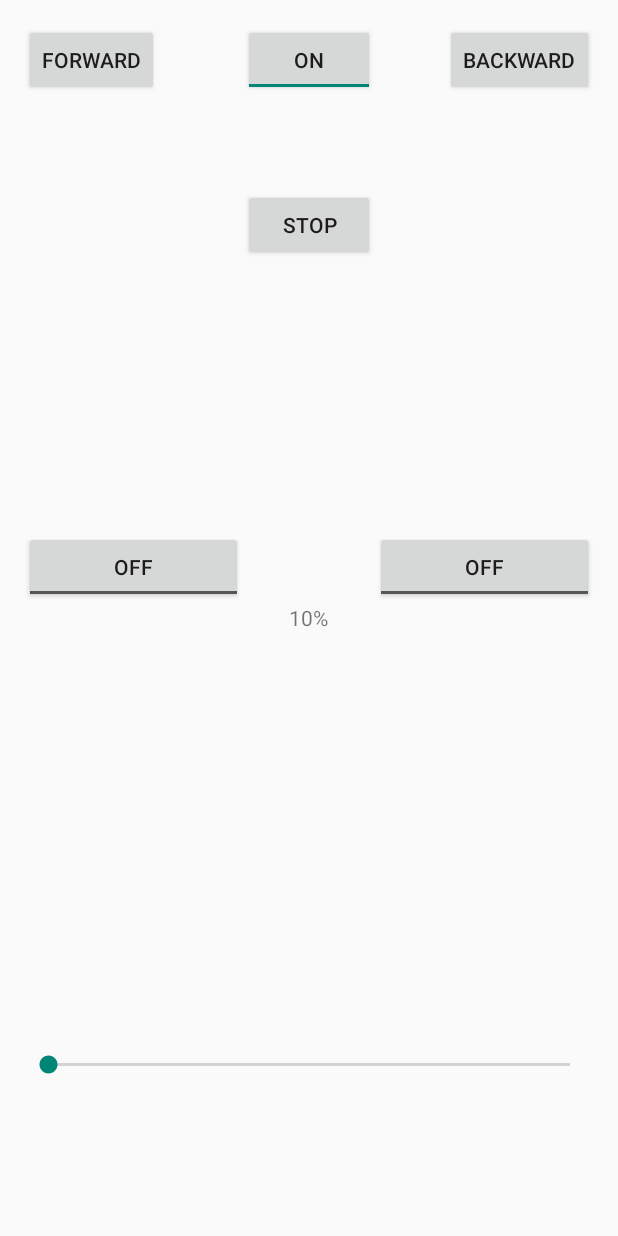
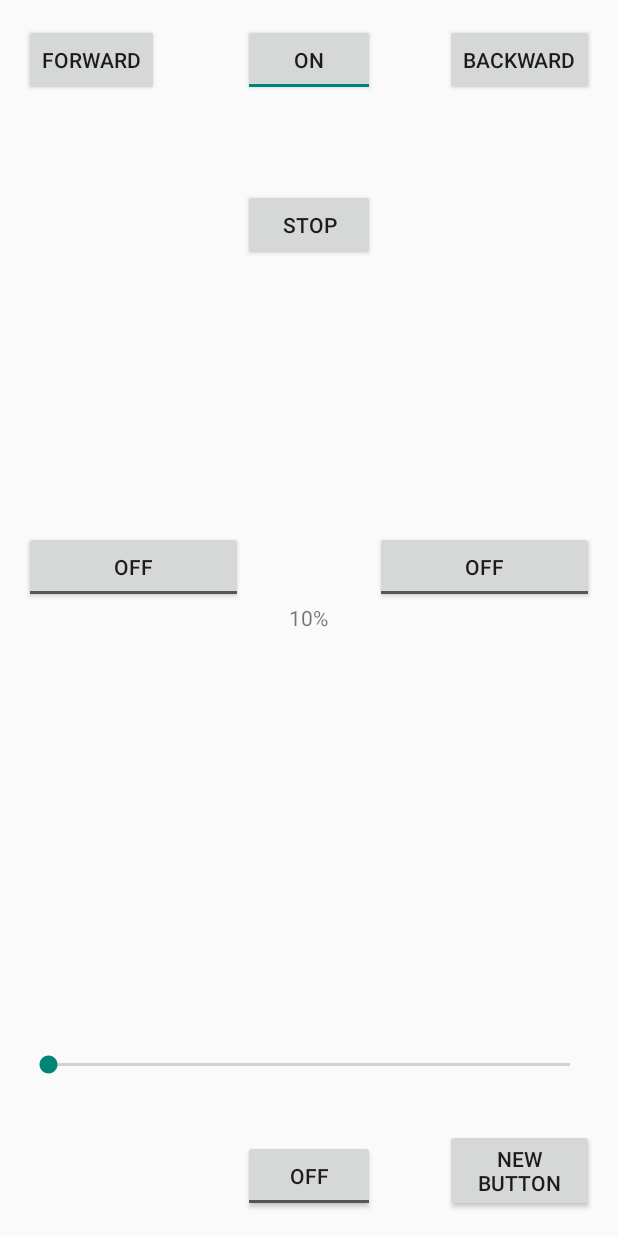
Before and after one commit to wangfuan/robot, an Android app: the layout activity_main.xml on its own in the app's theme, with its tools: preview values and no code run, on a phone screen of 412 x 824 dp. Run offline under Robolectric (Android 15) with nearby library versions, the phone set to English and light mode, and no system bars.

Commit message:
用进度条控制舵机转动角度，控制范围是0~180度

```diff
--- a/app/src/main/java/com/example/fuan/ioiotest/MainActivity.java
+++ b/app/src/main/java/com/example/fuan/ioiotest/MainActivity.java
@@ -1,4 +1,5 @@
 package com.example.fuan.ioiotest;
+
 
 import android.os.Bundle;
 import android.view.View;
@@ -20,7 +21,6 @@ public class MainActivity extends BaseActivity {
     private Button backwardButton;
     private Button stopButton;
 
-
     @Override
     public void onCreate(Bundle savedInstanceState){
         super.onCreate(savedInstanceState);
@@ -35,7 +35,6 @@ public class MainActivity extends BaseActivity {
             @Override
             public void onClick(View v) {
                 moveForward(seekBar_.getProgress());
-
             }
         });
         backwardButton.setOnClickListener(new View.OnClickListener() {
@@ -125,6 +124,8 @@ public class MainActivity extends BaseActivity {
             @Override
             public void onProgressChanged(SeekBar seekBar, int progress, boolean fromUser) {
                 textView_.setText(seekBar_.getProgress() + "%");
+                steeringEngine(seekBar_.getProgress());
+
             }
 
             @Override
@@ -138,5 +139,4 @@ public class MainActivity extends BaseActivity {
             }
         });
     }
-
 }
--- a/app/src/main/res/layout/activity_main.xml
+++ b/app/src/main/res/layout/activity_main.xml
@@ -80,4 +80,21 @@
         android:checked="false"
         android:layout_toEndOf="@+id/button3" />
 
+    <ToggleButton
+        android:layout_width="wrap_content"
+        android:layout_height="wrap_content"
+        android:text="Steering"
+        android:id="@+id/toggleButton4"
+        android:layout_toEndOf="@+id/toggleButton2"
+        android:checked="false"
+        android:layout_alignParentBottom="true" />
+
+    <Button
+        android:layout_width="wrap_content"
+        android:layout_height="wrap_content"
+        android:text="New Button"
+        android:id="@+id/button4"
+        android:layout_alignParentBottom="true"
+        android:layout_alignStart="@+id/button" />
+
 </RelativeLayout>
```
Also changed, not shown: app/src/main/java/com/example/fuan/ioiotest/BaseActivity.java (+36 -2 lines).
